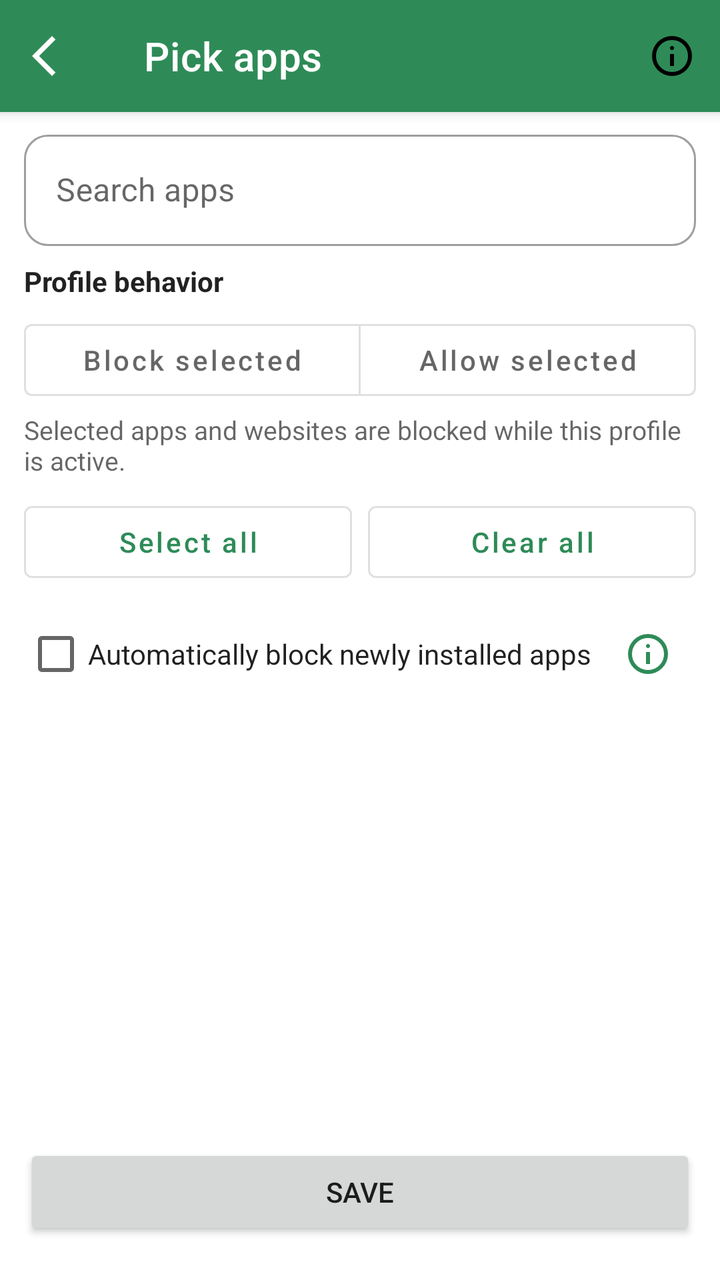
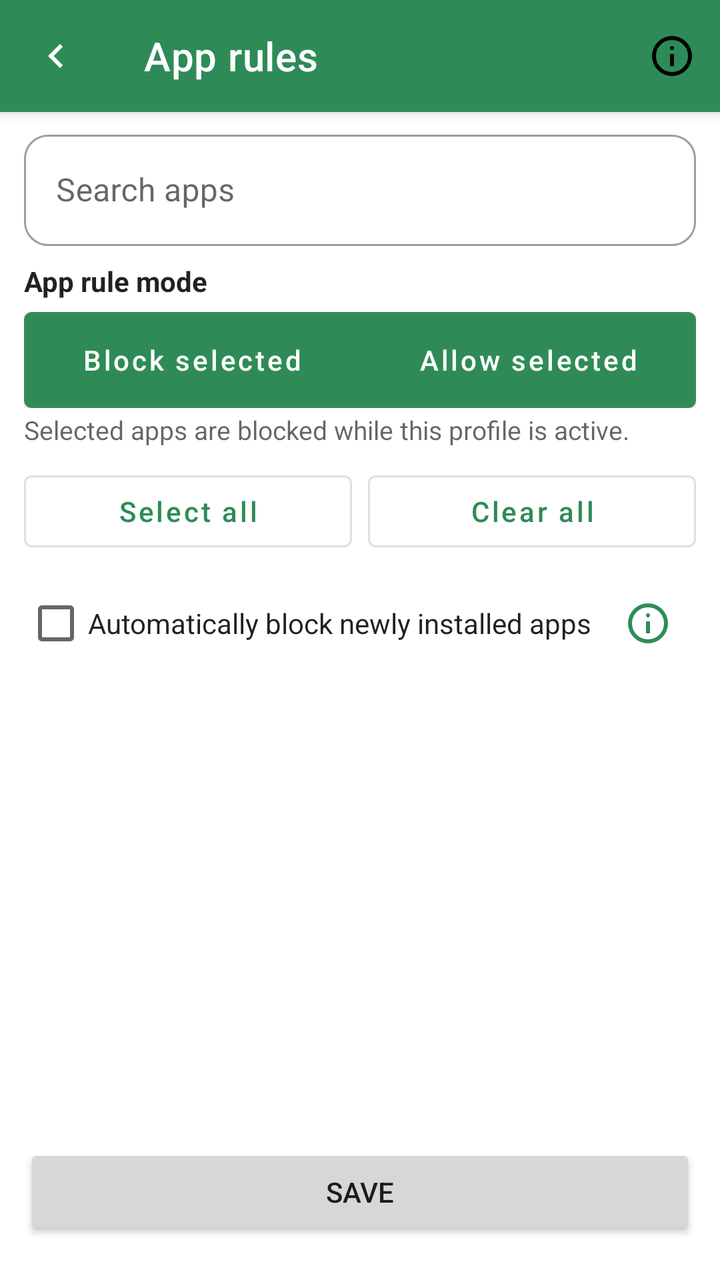

Compare the two renders of this Android layout. The source of the first and the diff that turns it into the second are given below.
<!-- AndroidManifest.xml: application theme Theme.Switchly -->
<!-- res/layout/activity_app_picker.xml -->
<?xml version="1.0" encoding="utf-8"?>
<androidx.coordinatorlayout.widget.CoordinatorLayout
    xmlns:android="http://schemas.android.com/apk/res/android"
    xmlns:app="http://schemas.android.com/apk/res-auto"
    android:layout_width="match_parent"
    android:layout_height="match_parent">

    
    <com.google.android.material.appbar.AppBarLayout
        android:layout_width="match_parent"
        android:layout_height="wrap_content"
        android:fitsSystemWindows="true">

        <com.google.android.material.appbar.MaterialToolbar
            android:id="@+id/toolbar"
            style="@style/Switchly.TopBar"
            android:layout_width="match_parent"
            android:layout_height="wrap_content"
            android:minHeight="?attr/actionBarSize"
            app:title="@string/pick_apps"
            app:navigationIcon="@drawable/arrow_back_ios_24">

            <ImageButton
                android:id="@+id/btnAppRulesInfo"
                android:layout_width="48dp"
                android:layout_height="48dp"
                android:layout_gravity="end|center_vertical"
                android:background="?attr/selectableItemBackgroundBorderless"
                android:contentDescription="@string/app_rules_info_title"
                android:padding="12dp"
                android:src="@drawable/info_24"
                app:tint="?attr/colorOnSurface" />
        </com.google.android.material.appbar.MaterialToolbar>
    </com.google.android.material.appbar.AppBarLayout>

    
    <LinearLayout
        android:id="@+id/content"
        android:layout_width="match_parent"
        android:layout_height="match_parent"
        android:orientation="vertical"
        android:paddingStart="12dp"
        android:paddingEnd="12dp"
        android:paddingBottom="12dp"
        app:layout_behavior="@string/appbar_scrolling_view_behavior">

        <com.google.android.material.card.MaterialCardView
            android:id="@+id/cardPickerContext"
            android:layout_width="match_parent"
            android:layout_height="wrap_content"
            android:layout_marginTop="6dp"
            android:visibility="gone"
            app:cardCornerRadius="16dp"
            app:cardElevation="0dp"
            app:strokeWidth="1dp"
            app:strokeColor="?attr/colorPrimary">

            <LinearLayout
                android:layout_width="match_parent"
                android:layout_height="wrap_content"
                android:orientation="vertical"
                android:padding="10dp">

                <TextView
                    android:id="@+id/tvPickerContextTitle"
                    android:layout_width="match_parent"
                    android:layout_height="wrap_content"
                    android:text="@string/pick_blocked_apps"
                    android:textColor="?attr/colorOnSurface"
                    android:textSize="14sp"
                    android:textStyle="bold" />

                <TextView
                    android:id="@+id/tvPickerContextProfile"
                    android:layout_width="match_parent"
                    android:layout_height="wrap_content"
                    android:layout_marginTop="3dp"
                    android:text="@string/profile_label_default"
                    android:textColor="?android:attr/textColorSecondary"
                    android:textSize="13sp" />

                <TextView
                    android:id="@+id/tvPickerContextDescription"
                    android:layout_width="match_parent"
                    android:layout_height="wrap_content"
                    android:layout_marginTop="4dp"
                    android:text="@string/app_picker_blocked_list_description"
                    android:textColor="?android:attr/textColorSecondary"
                    android:textSize="12sp"
                    android:visibility="gone" />

                <TextView
                    android:id="@+id/tvPickerSelectedCount"
                    android:layout_width="wrap_content"
                    android:layout_height="wrap_content"
                    android:layout_marginTop="6dp"
                    android:paddingStart="10dp"
                    android:paddingEnd="10dp"
                    android:paddingTop="5dp"
                    android:paddingBottom="5dp"
                    android:text="@string/app_picker_selected_count_zero"
                    android:textColor="?attr/colorPrimary"
                    android:textStyle="bold"
                    android:textSize="12sp" />

                <LinearLayout
                    android:id="@+id/pickThingsShortcuts"
                    android:layout_width="match_parent"
                    android:layout_height="wrap_content"
                    android:layout_marginTop="8dp"
                    android:orientation="vertical"
                    android:visibility="gone">

                    <com.google.android.material.button.MaterialButton
                        android:id="@+id/btnPickWebsites"
                        style="@style/Widget.MaterialComponents.Button.OutlinedButton"
                        android:layout_width="match_parent"
                        android:layout_height="wrap_content"
                        android:text="@string/pick_websites_domains"
                        app:icon="@drawable/language_24"
                        app:iconGravity="textStart"
                        app:iconPadding="8dp" />

                    <com.google.android.material.button.MaterialButton
                        android:id="@+id/btnPickInAppRules"
                        style="@style/Widget.MaterialComponents.Button.OutlinedButton"
                        android:layout_width="match_parent"
                        android:layout_height="wrap_content"
                        android:layout_marginTop="6dp"
                        android:text="@string/pick_in_app_sections"
                        app:icon="@drawable/tune_24"
                        app:iconGravity="textStart"
                        app:iconPadding="8dp" />
                </LinearLayout>
            </LinearLayout>
        </com.google.android.material.card.MaterialCardView>

        
        <com.google.android.material.textfield.TextInputLayout
            android:id="@+id/searchBox"
            android:layout_width="match_parent"
            android:layout_height="wrap_content"
            android:layout_marginTop="6dp"
            app:endIconMode="clear_text">

            <com.google.android.material.textfield.TextInputEditText
                android:id="@+id/etSearch"
                android:layout_width="match_parent"
                android:layout_height="wrap_content"
                android:hint="@string/search_apps"
                android:imeOptions="actionSearch"
                android:inputType="text" />
        </com.google.android.material.textfield.TextInputLayout>

        <TextView
            android:id="@+id/tvProfileRuleModeTitle"
            android:layout_width="match_parent"
            android:layout_height="wrap_content"
            android:layout_marginTop="8dp"
            android:text="@string/profile_rule_mode_title"
            android:textStyle="bold"
            android:textColor="?android:attr/textColorPrimary" />

        <com.google.android.material.button.MaterialButtonToggleGroup
            android:id="@+id/toggleProfileRuleMode"
            android:layout_width="match_parent"
            android:layout_height="wrap_content"
            android:layout_marginTop="6dp"
            app:singleSelection="true"
            app:selectionRequired="true">

            <com.google.android.material.button.MaterialButton
                android:id="@+id/btnBlockSelectedMode"
                style="@style/Widget.MaterialComponents.Button.OutlinedButton"
                android:layout_width="0dp"
                android:layout_height="wrap_content"
                android:layout_weight="1"
                android:text="@string/profile_rule_mode_block" />

            <com.google.android.material.button.MaterialButton
                android:id="@+id/btnAllowSelectedMode"
                style="@style/Widget.MaterialComponents.Button.OutlinedButton"
                android:layout_width="0dp"
                android:layout_height="wrap_content"
                android:layout_weight="1"
                android:text="@string/profile_rule_mode_allow" />
        </com.google.android.material.button.MaterialButtonToggleGroup>

        <TextView
            android:id="@+id/tvProfileRuleModeSummary"
            android:layout_width="match_parent"
            android:layout_height="wrap_content"
            android:layout_marginTop="2dp"
            android:text="@string/profile_rule_mode_block_summary"
            android:textColor="?android:attr/textColorSecondary"
            android:textSize="13sp" />

        <LinearLayout
            android:id="@+id/bulkActionsRow"
            android:layout_width="match_parent"
            android:layout_height="wrap_content"
            android:layout_marginTop="8dp"
            android:orientation="horizontal">

            <com.google.android.material.button.MaterialButton
                android:id="@+id/btnSelectAll"
                style="@style/Widget.MaterialComponents.Button.OutlinedButton"
                android:layout_width="0dp"
                android:layout_height="wrap_content"
                android:layout_weight="1"
                android:text="@string/app_picker_select_all" />

            <com.google.android.material.button.MaterialButton
                android:id="@+id/btnClearAll"
                style="@style/Widget.MaterialComponents.Button.OutlinedButton"
                android:layout_width="0dp"
                android:layout_height="wrap_content"
                android:layout_marginStart="8dp"
                android:layout_weight="1"
                android:text="@string/app_picker_clear_all" />
        </LinearLayout>

        <LinearLayout
            android:id="@+id/rowAutoBlockNewApps"
            android:layout_width="match_parent"
            android:layout_height="wrap_content"
            android:layout_marginTop="8dp"
            android:orientation="horizontal"
            android:gravity="center_vertical">

            <CheckBox
                android:id="@+id/cbAutoBlockNewApps"
                android:layout_width="0dp"
                android:layout_height="wrap_content"
                android:layout_weight="1"
                android:text="@string/app_picker_auto_block_new_apps_title"
                android:textColor="?android:attr/textColorPrimary" />

            <ImageButton
                android:id="@+id/btnAutoBlockNewAppsInfo"
                android:layout_width="48dp"
                android:layout_height="48dp"
                android:background="?attr/selectableItemBackgroundBorderless"
                android:contentDescription="@string/app_picker_auto_block_new_apps_info_title"
                android:padding="12dp"
                android:src="@drawable/info_24"
                app:tint="?attr/colorPrimary" />
        </LinearLayout>

        <TextView
            android:id="@+id/tvAutoBlockNewAppsSummary"
            android:layout_width="match_parent"
            android:layout_height="wrap_content"
            android:layout_marginTop="2dp"
            android:text="@string/app_picker_auto_block_new_apps_summary"
            android:textColor="?android:attr/textColorSecondary"
            android:textSize="13sp"
            android:visibility="gone" />

        
        <androidx.recyclerview.widget.RecyclerView
            android:id="@+id/rvApps"
            android:layout_width="match_parent"
            android:layout_height="0dp"
            android:layout_weight="1"
            android:layout_marginTop="8dp"
            android:clipToPadding="false"
            android:paddingBottom="32dp" />

        
        <Button
            android:id="@+id/btnSave"
            android:layout_width="match_parent"
            android:layout_height="wrap_content"
            android:text="@string/save"
            android:layout_marginTop="8dp"
            android:layout_marginBottom="8dp" />
    </LinearLayout>

</androidx.coordinatorlayout.widget.CoordinatorLayout>
<!-- resources referenced by this layout -->
<resources>
  <!-- drawable arrow_back_ios_24 (drawable) -->
  <vector xmlns:android="http://schemas.android.com/apk/res/android"
      android:width="24dp"
      android:height="24dp"
      android:viewportWidth="960"
      android:viewportHeight="960">
      <path
          android:pathData="M400,880 L0,480l400,-400 71,71 -329,329 329,329 -71,71Z"
          android:fillColor="?attr/colorOnSurface"/>
  </vector>
  <!-- drawable info_24 (drawable) -->
  <vector xmlns:android="http://schemas.android.com/apk/res/android"
      android:width="24dp"
      android:height="24dp"
      android:viewportWidth="960"
      android:viewportHeight="960">
      <path
          android:pathData="M440,680h80v-240h-80v240ZM480,360q17,0 28.5,-11.5T520,320q0,-17 -11.5,-28.5T480,280q-17,0 -28.5,11.5T440,320q0,17 11.5,28.5T480,360ZM480,880q-83,0 -156,-31.5T197,763q-54,-54 -85.5,-127T80,480q0,-83 31.5,-156T197,197q54,-54 127,-85.5T480,80q83,0 156,31.5T763,197q54,54 85.5,127T880,480q0,83 -31.5,156T763,763q-54,54 -127,85.5T480,880ZM480,800q134,0 227,-93t93,-227q0,-134 -93,-227t-227,-93q-134,0 -227,93t-93,227q0,134 93,227t227,93ZM480,480Z"
          android:fillColor="?attr/colorOnSurface"/>
  </vector>
  <!-- drawable language_24 (drawable) -->
  <vector xmlns:android="http://schemas.android.com/apk/res/android" tools:ignore="VectorPath"
      android:width="24dp"
      android:height="24dp"
      android:viewportWidth="960"
      xmlns:tools="http://schemas.android.com/tools"
      android:viewportHeight="960">
      <path
          android:pathData="M480,880q-82,0 -155,-31.5t-127.5,-86Q143,708 111.5,635T80,480q0,-83 31.5,-155.5t86,-127Q252,143 325,111.5T480,80q83,0 155.5,31.5t127,86q54.5,54.5 86,127T880,480q0,82 -31.5,155t-86,127.5q-54.5,54.5 -127,86T480,880ZM480,798q26,-36 45,-75t31,-83L404,640q12,44 31,83t45,75ZM376,782q-18,-33 -31.5,-68.5T322,640L204,640q29,50 72.5,87t99.5,55ZM584,782q56,-18 99.5,-55t72.5,-87L638,640q-9,38 -22.5,73.5T584,782ZM170,560h136q-3,-20 -4.5,-39.5T300,480q0,-21 1.5,-40.5T306,400L170,400q-5,20 -7.5,39.5T160,480q0,21 2.5,40.5T170,560ZM386,560h188q3,-20 4.5,-39.5T580,480q0,-21 -1.5,-40.5T574,400L386,400q-3,20 -4.5,39.5T380,480q0,21 1.5,40.5T386,560ZM654,560h136q5,-20 7.5,-39.5T800,480q0,-21 -2.5,-40.5T790,400L654,400q3,20 4.5,39.5T660,480q0,21 -1.5,40.5T654,560ZM638,320h118q-29,-50 -72.5,-87T584,178q18,33 31.5,68.5T638,320ZM404,320h152q-12,-44 -31,-83t-45,-75q-26,36 -45,75t-31,83ZM204,320h118q9,-38 22.5,-73.5T376,178q-56,18 -99.5,55T204,320Z"
          android:fillColor="?attr/colorOnSurface"/>
  </vector>
  <!-- drawable tune_24 (drawable) -->
  <vector xmlns:android="http://schemas.android.com/apk/res/android"
      android:width="24dp"
      android:height="24dp"
      android:viewportWidth="960"
      android:viewportHeight="960">
      <path
          android:pathData="M440,840v-240h80v80h320v80L520,760v80h-80ZM120,760v-80h240v80L120,760ZM280,600v-80L120,520v-80h160v-80h80v240h-80ZM440,520v-80h400v80L440,520ZM600,360v-240h80v80h160v80L680,280v80h-80ZM120,280v-80h400v80L120,280Z"
          android:fillColor="?attr/colorOnSurface"/>
  </vector>
  <string name="app_picker_auto_block_new_apps_summary">When enabled, newly installed launchable apps are added to this profile automatically. Select all also turns this on for future installs.</string>
  <string name="app_picker_blocked_list_description">Choose the apps blocked in this profile.</string>
  <string name="app_picker_selected_count_zero">0 selected</string>
  <string name="pick_apps">Pick apps</string>
  <string name="pick_blocked_apps">Blocked app list</string>
  <string name="pick_in_app_sections">In-app sections</string>
  <string name="pick_websites_domains">Website/domain rules</string>
  <string name="profile_label_default">Profile</string>
  <string name="profile_rule_mode_block_summary">Selected apps and websites are blocked while this profile is active.</string>
  <string name="profile_rule_mode_title">Profile behavior</string>
  <string name="save">Save</string>
  <string name="search_apps">Search apps</string>
  <!-- unchanged entries left out for length: 19 -->
</resources>

<!-- the commit's change to res/layout/activity_app_picker.xml (unified diff, before → after) -->
@@ -17,8 +17,8 @@
             android:layout_width="match_parent"
             android:layout_height="wrap_content"
             android:minHeight="?attr/actionBarSize"
-            app:title="@string/pick_apps"
-            app:navigationIcon="@drawable/arrow_back_ios_24">
+            app:title="@string/app_rules_title"
+            app:navigationIcon="@drawable/keyboard_arrow_left_24">
 
             <ImageButton
                 android:id="@+id/btnAppRulesInfo"
@@ -43,97 +43,6 @@
         android:paddingEnd="12dp"
         android:paddingBottom="12dp"
         app:layout_behavior="@string/appbar_scrolling_view_behavior">
-
-        <com.google.android.material.card.MaterialCardView
-            android:id="@+id/cardPickerContext"
-            android:layout_width="match_parent"
-            android:layout_height="wrap_content"
-            android:layout_marginTop="6dp"
-            android:visibility="gone"
-            app:cardCornerRadius="16dp"
-            app:cardElevation="0dp"
-            app:strokeWidth="1dp"
-            app:strokeColor="?attr/colorPrimary">
-
-            <LinearLayout
-                android:layout_width="match_parent"
-                android:layout_height="wrap_content"
-                android:orientation="vertical"
-                android:padding="10dp">
-
-                <TextView
-                    android:id="@+id/tvPickerContextTitle"
-                    android:layout_width="match_parent"
-                    android:layout_height="wrap_content"
-                    android:text="@string/pick_blocked_apps"
-                    android:textColor="?attr/colorOnSurface"
-                    android:textSize="14sp"
-                    android:textStyle="bold" />
-
-                <TextView
-                    android:id="@+id/tvPickerContextProfile"
-                    android:layout_width="match_parent"
-                    android:layout_height="wrap_content"
-                    android:layout_marginTop="3dp"
-                    android:text="@string/profile_label_default"
-                    android:textColor="?android:attr/textColorSecondary"
-                    android:textSize="13sp" />
-
-                <TextView
-                    android:id="@+id/tvPickerContextDescription"
-                    android:layout_width="match_parent"
-                    android:layout_height="wrap_content"
-                    android:layout_marginTop="4dp"
-                    android:text="@string/app_picker_blocked_list_description"
-                    android:textColor="?android:attr/textColorSecondary"
-                    android:textSize="12sp"
-                    android:visibility="gone" />
-
-                <TextView
-                    android:id="@+id/tvPickerSelectedCount"
-                    android:layout_width="wrap_content"
-                    android:layout_height="wrap_content"
-                    android:layout_marginTop="6dp"
-                    android:paddingStart="10dp"
-                    android:paddingEnd="10dp"
-                    android:paddingTop="5dp"
-                    android:paddingBottom="5dp"
-                    android:text="@string/app_picker_selected_count_zero"
-                    android:textColor="?attr/colorPrimary"
-                    android:textStyle="bold"
-                    android:textSize="12sp" />
-
-                <LinearLayout
-                    android:id="@+id/pickThingsShortcuts"
-                    android:layout_width="match_parent"
-                    android:layout_height="wrap_content"
-                    android:layout_marginTop="8dp"
-                    android:orientation="vertical"
-                    android:visibility="gone">
-
-                    <com.google.android.material.button.MaterialButton
-                        android:id="@+id/btnPickWebsites"
-                        style="@style/Widget.MaterialComponents.Button.OutlinedButton"
-                        android:layout_width="match_parent"
-                        android:layout_height="wrap_content"
-                        android:text="@string/pick_websites_domains"
-                        app:icon="@drawable/language_24"
-                        app:iconGravity="textStart"
-                        app:iconPadding="8dp" />
-
-                    <com.google.android.material.button.MaterialButton
-                        android:id="@+id/btnPickInAppRules"
-                        style="@style/Widget.MaterialComponents.Button.OutlinedButton"
-                        android:layout_width="match_parent"
-                        android:layout_height="wrap_content"
-                        android:layout_marginTop="6dp"
-                        android:text="@string/pick_in_app_sections"
-                        app:icon="@drawable/tune_24"
-                        app:iconGravity="textStart"
-                        app:iconPadding="8dp" />
-                </LinearLayout>
-            </LinearLayout>
-        </com.google.android.material.card.MaterialCardView>
 
         
         <com.google.android.material.textfield.TextInputLayout
@@ -171,19 +80,21 @@
 
             <com.google.android.material.button.MaterialButton
                 android:id="@+id/btnBlockSelectedMode"
-                style="@style/Widget.MaterialComponents.Button.OutlinedButton"
                 android:layout_width="0dp"
                 android:layout_height="wrap_content"
+                android:minHeight="48dp"
                 android:layout_weight="1"
-                android:text="@string/profile_rule_mode_block" />
+                android:text="@string/profile_rule_mode_block"
+                app:cornerRadius="4dp" />
 
             <com.google.android.material.button.MaterialButton
                 android:id="@+id/btnAllowSelectedMode"
-                style="@style/Widget.MaterialComponents.Button.OutlinedButton"
                 android:layout_width="0dp"
                 android:layout_height="wrap_content"
+                android:minHeight="48dp"
                 android:layout_weight="1"
-                android:text="@string/profile_rule_mode_allow" />
+                android:text="@string/profile_rule_mode_allow"
+                app:cornerRadius="4dp" />
         </com.google.android.material.button.MaterialButtonToggleGroup>
 
         <TextView
@@ -247,16 +158,6 @@
                 app:tint="?attr/colorPrimary" />
         </LinearLayout>
 
-        <TextView
-            android:id="@+id/tvAutoBlockNewAppsSummary"
-            android:layout_width="match_parent"
-            android:layout_height="wrap_content"
-            android:layout_marginTop="2dp"
-            android:text="@string/app_picker_auto_block_new_apps_summary"
-            android:textColor="?android:attr/textColorSecondary"
-            android:textSize="13sp"
-            android:visibility="gone" />
-
         
         <androidx.recyclerview.widget.RecyclerView
             android:id="@+id/rvApps"
<!-- resource entries referenced after the edit -->
@@ -1,15 +1,5 @@
 <!-- resources referenced by this layout -->
 <resources>
-  <!-- drawable arrow_back_ios_24 (drawable) -->
-  <vector xmlns:android="http://schemas.android.com/apk/res/android"
-      android:width="24dp"
-      android:height="24dp"
-      android:viewportWidth="960"
-      android:viewportHeight="960">
-      <path
-          android:pathData="M400,880 L0,480l400,-400 71,71 -329,329 329,329 -71,71Z"
-          android:fillColor="?attr/colorOnSurface"/>
-  </vector>
   <!-- drawable info_24 (drawable) -->
   <vector xmlns:android="http://schemas.android.com/apk/res/android"
       android:width="24dp"
@@ -18,39 +8,22 @@
       android:viewportHeight="960">
       <path
           android:pathData="M440,680h80v-240h-80v240ZM480,360q17,0 28.5,-11.5T520,320q0,-17 -11.5,-28.5T480,280q-17,0 -28.5,11.5T440,320q0,17 11.5,28.5T480,360ZM480,880q-83,0 -156,-31.5T197,763q-54,-54 -85.5,-127T80,480q0,-83 31.5,-156T197,197q54,-54 127,-85.5T480,80q83,0 156,31.5T763,197q54,54 85.5,127T880,480q0,83 -31.5,156T763,763q-54,54 -127,85.5T480,880ZM480,800q134,0 227,-93t93,-227q0,-134 -93,-227t-227,-93q-134,0 -227,93t-93,227q0,134 93,227t227,93ZM480,480Z"
-          android:fillColor="?attr/colorOnSurface"/>
+          android:fillColor="?attr/colorOnSurface" />
   </vector>
-  <!-- drawable language_24 (drawable) -->
-  <vector xmlns:android="http://schemas.android.com/apk/res/android" tools:ignore="VectorPath"
-      android:width="24dp"
-      android:height="24dp"
-      android:viewportWidth="960"
-      xmlns:tools="http://schemas.android.com/tools"
-      android:viewportHeight="960">
-      <path
-          android:pathData="M480,880q-82,0 -155,-31.5t-127.5,-86Q143,708 111.5,635T80,480q0,-83 31.5,-155.5t86,-127Q252,143 325,111.5T480,80q83,0 155.5,31.5t127,86q54.5,54.5 86,127T880,480q0,82 -31.5,155t-86,127.5q-54.5,54.5 -127,86T480,880ZM480,798q26,-36 45,-75t31,-83L404,640q12,44 31,83t45,75ZM376,782q-18,-33 -31.5,-68.5T322,640L204,640q29,50 72.5,87t99.5,55ZM584,782q56,-18 99.5,-55t72.5,-87L638,640q-9,38 -22.5,73.5T584,782ZM170,560h136q-3,-20 -4.5,-39.5T300,480q0,-21 1.5,-40.5T306,400L170,400q-5,20 -7.5,39.5T160,480q0,21 2.5,40.5T170,560ZM386,560h188q3,-20 4.5,-39.5T580,480q0,-21 -1.5,-40.5T574,400L386,400q-3,20 -4.5,39.5T380,480q0,21 1.5,40.5T386,560ZM654,560h136q5,-20 7.5,-39.5T800,480q0,-21 -2.5,-40.5T790,400L654,400q3,20 4.5,39.5T660,480q0,21 -1.5,40.5T654,560ZM638,320h118q-29,-50 -72.5,-87T584,178q18,33 31.5,68.5T638,320ZM404,320h152q-12,-44 -31,-83t-45,-75q-26,36 -45,75t-31,83ZM204,320h118q9,-38 22.5,-73.5T376,178q-56,18 -99.5,55T204,320Z"
-          android:fillColor="?attr/colorOnSurface"/>
-  </vector>
-  <!-- drawable tune_24 (drawable) -->
+  <!-- drawable keyboard_arrow_left_24 (drawable) -->
   <vector xmlns:android="http://schemas.android.com/apk/res/android"
       android:width="24dp"
       android:height="24dp"
       android:viewportWidth="960"
-      android:viewportHeight="960">
+      android:viewportHeight="960"
+      android:autoMirrored="true">
       <path
-          android:pathData="M440,840v-240h80v80h320v80L520,760v80h-80ZM120,760v-80h240v80L120,760ZM280,600v-80L120,520v-80h160v-80h80v240h-80ZM440,520v-80h400v80L440,520ZM600,360v-240h80v80h160v80L680,280v80h-80ZM120,280v-80h400v80L120,280Z"
-          android:fillColor="?attr/colorOnSurface"/>
+          android:pathData="M560,720 320,480l240,-240 56,56 -184,184 184,184 -56,56Z"
+          android:fillColor="?attr/colorOnSurface" />
   </vector>
-  <string name="app_picker_auto_block_new_apps_summary">When enabled, newly installed launchable apps are added to this profile automatically. Select all also turns this on for future installs.</string>
-  <string name="app_picker_blocked_list_description">Choose the apps blocked in this profile.</string>
-  <string name="app_picker_selected_count_zero">0 selected</string>
-  <string name="pick_apps">Pick apps</string>
-  <string name="pick_blocked_apps">Blocked app list</string>
-  <string name="pick_in_app_sections">In-app sections</string>
-  <string name="pick_websites_domains">Website/domain rules</string>
-  <string name="profile_label_default">Profile</string>
-  <string name="profile_rule_mode_block_summary">Selected apps and websites are blocked while this profile is active.</string>
-  <string name="profile_rule_mode_title">Profile behavior</string>
+  <string name="app_rules_title">App rules</string>
+  <string name="profile_rule_mode_block_summary">Selected apps are blocked while this profile is active.</string>
+  <string name="profile_rule_mode_title">App rule mode</string>
   <string name="save">Save</string>
   <string name="search_apps">Search apps</string>
   <!-- unchanged entries left out for length: 19 -->
